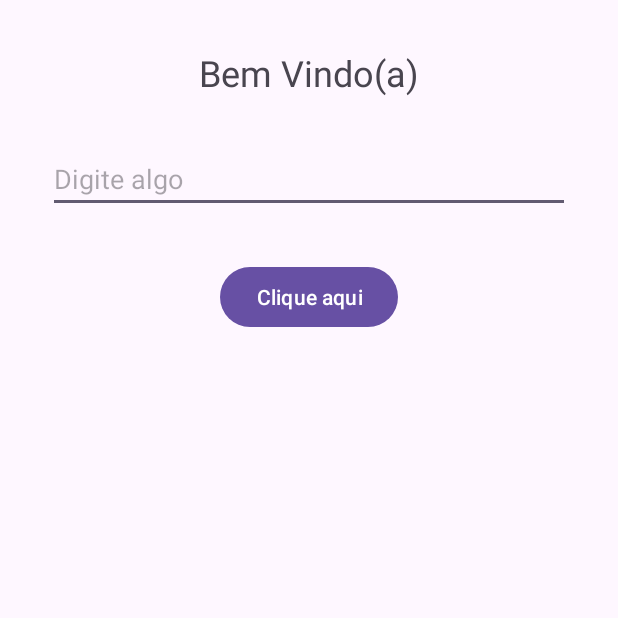
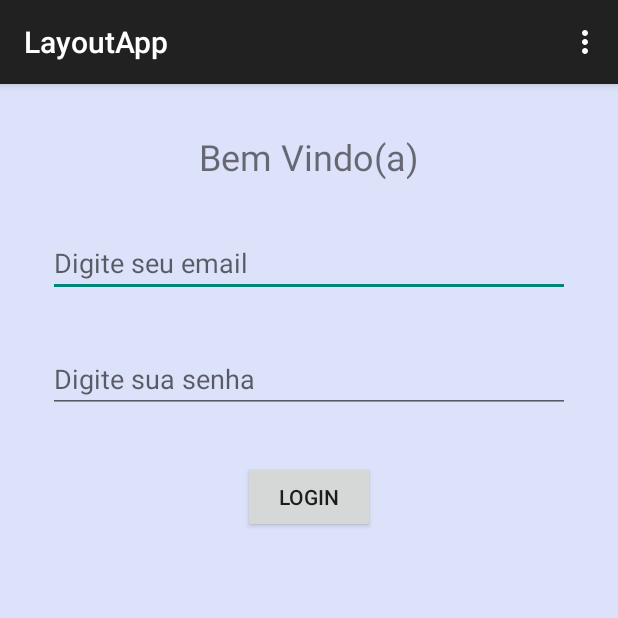
Before and after one commit to evelinesantiago/LayoutApp, an Android app: the screen it shows after launch (MainActivity), on a phone screen of 412 x 824 dp, the top half of it. Run offline under Robolectric (Android 15) with nearby library versions, the phone set to English and light mode, and no system bars.

Commit message:
menu project

```diff
--- a/app/src/main/AndroidManifest.xml
+++ b/app/src/main/AndroidManifest.xml
@@ -14,6 +14,7 @@
         tools:targetApi="31">
         <activity
             android:name=".MainActivity"
+            android:theme="@style/Theme.AppCompat.Light.DarkActionBar"
             android:exported="true">
             <intent-filter>
                 <action android:name="android.intent.action.MAIN" />
--- a/app/src/main/java/com/example/layoutapp/MainActivity.kt
+++ b/app/src/main/java/com/example/layoutapp/MainActivity.kt
@@ -1,6 +1,9 @@
 package com.example.layoutapp
 
 import android.os.Bundle
+import android.view.Menu
+import android.view.MenuItem
+import android.widget.Toast
 import androidx.activity.enableEdgeToEdge
 import androidx.appcompat.app.AppCompatActivity
 import androidx.core.view.ViewCompat
@@ -9,12 +12,31 @@ import androidx.core.view.WindowInsetsCompat
 class MainActivity : AppCompatActivity() {
     override fun onCreate(savedInstanceState: Bundle?) {
         super.onCreate(savedInstanceState)
-        enableEdgeToEdge()
         setContentView(R.layout.activity_main)
-        ViewCompat.setOnApplyWindowInsetsListener(findViewById(R.id.main)) { v, insets ->
-            val systemBars = insets.getInsets(WindowInsetsCompat.Type.systemBars())
-            v.setPadding(systemBars.left, systemBars.top, systemBars.right, systemBars.bottom)
-            insets
+    }
+
+    // Infla o menu na ActionBar
+    override fun onCreateOptionsMenu(menu: Menu?) : Boolean {
+        menuInflater.inflate(R.menu.main_menu, menu)
+        return true
+    }
+
+    //Lida com cliques nos itens do menu
+    override fun onOptionsItemSelected(item: MenuItem) : Boolean {
+        return when (item.itemId) {
+            R.id.configurações -> {
+                Toast.makeText(this, "Configurações selecionadas", Toast.LENGTH_SHORT).show()
+                true
+            }
+            R.id.ajuda -> {
+                Toast.makeText(this, "Ajuda selecionada", Toast.LENGTH_SHORT).show()
+                true
+            }
+            R.id.sobre -> {
+                Toast.makeText(this, "Sobre selecionado", Toast.LENGTH_SHORT).show()
+                true
+            }
+            else -> super.onOptionsItemSelected(item)
         }
     }
 }
--- a/app/src/main/res/layout/activity_main.xml
+++ b/app/src/main/res/layout/activity_main.xml
@@ -5,7 +5,8 @@
     android:id="@+id/main"
     android:layout_width="match_parent"
     android:layout_height="match_parent"
-    tools:context=".MainActivity">
+    tools:context=".MainActivity"
+    android:background="@color/material_dynamic_secondary90">
 
     <TextView
         android:id="@+id/titleTextView"
@@ -22,8 +23,20 @@
         android:id="@+id/inputEditText"
         android:layout_width="0dp"
         android:layout_height="wrap_content"
-        android:hint="Digite algo"
+        android:hint="Digite seu email "
         app:layout_constraintTop_toBottomOf="@+id/titleTextView"
+        app:layout_constraintStart_toStartOf="parent"
+        app:layout_constraintEnd_toEndOf="parent"
+        android:layout_marginTop="32dp"
+        android:layout_marginStart="32dp"
+        android:layout_marginEnd="32dp"/>
+
+    <EditText
+        android:id="@+id/inputEditText1"
+        android:layout_width="0dp"
+        android:layout_height="wrap_content"
+        android:hint="Digite sua senha"
+        app:layout_constraintTop_toBottomOf="@+id/inputEditText"
         app:layout_constraintStart_toStartOf="parent"
         app:layout_constraintEnd_toEndOf="parent"
         android:layout_marginTop="32dp"
@@ -34,8 +47,8 @@
         android:id="@+id/actionButton"
         android:layout_width="wrap_content"
         android:layout_height="wrap_content"
-        android:text="Clique aqui"
-        app:layout_constraintTop_toBottomOf="@+id/inputEditText"
+        android:text="Login"
+        app:layout_constraintTop_toBottomOf="@+id/inputEditText1"
         app:layout_constraintStart_toStartOf="parent"
         app:layout_constraintEnd_toEndOf="parent"
         android:layout_marginTop="32dp" />
--- a/app/src/main/res/menu/main_menu.xml
+++ b/app/src/main/res/menu/main_menu.xml
@@ -1,4 +1,22 @@
 <?xml version="1.0" encoding="utf-8"?>
-<menu xmlns:android="http://schemas.android.com/apk/res/android">
+<menu xmlns:android="http://schemas.android.com/apk/res/android"
+    xmlns:app="http://schemas.android.com/apk/res-auto">
 
+    <item
+        android:id="@+id/configurações"
+        android:title="Configurações"
+        android:orderInCategory="100"
+        app:showAsAction="never" />
+
+    <item
+        android:id="@+id/ajuda"
+        android:title="Ajuda"
+        android:orderInCategory="101"
+        app:showAsAction="never" />
+
+    <item
+        android:id="@+id/sobre"
+        android:title="Sobre"
+        android:orderInCategory="102"
+        app:showAsAction="never"/>
 </menu>
```
Also changed, not shown: 7 other files.
